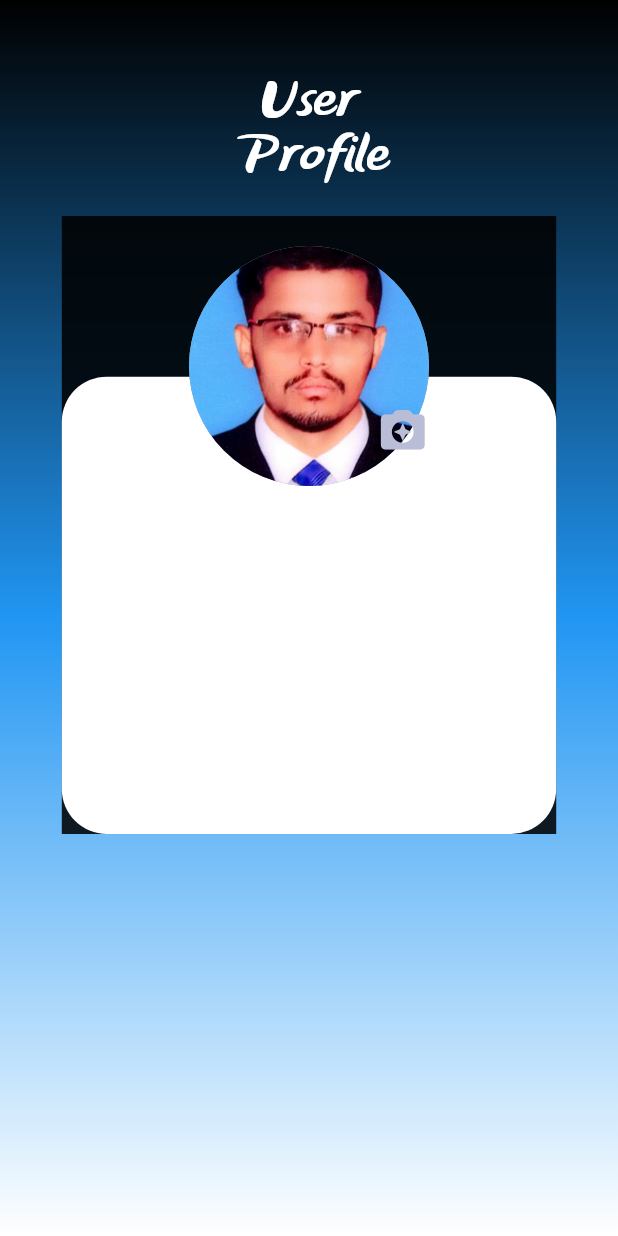
After one commit to bilawalmehmood/Todo-App, a Flutter app: the ProfileScreen screen opened directly, on a phone screen of 412 x 824 dp. The commit adds this screen. Run offline on Flutter 3.47's test engine with Material 2 defaults, Android fonts, the phone set to English and light mode, and no system bars; our stand-ins replace cloud_firestore, firebase_auth, firebase_core, firebase_storage, flutter_svg, get and 3 more; accounts and stored records are empty.

Commit message:
Code Optimized

```diff
--- /dev/null
+++ b/lib/helpers/select_card.dart
@@ -0,0 +1,6 @@
+class Select {
+  String? tid;
+  bool checkValue = false;
+
+  Select({required this.tid, required this.checkValue});
+}
--- a/lib/models/user_model.dart
+++ b/lib/models/user_model.dart
@@ -2,14 +2,21 @@ class UserModel {
   late String uid;
   late String name;
   late String email;
+  late String? profileImage;
 
-  UserModel({required this.uid, required this.email, required this.name});
+  UserModel({
+    required this.uid,
+    required this.email,
+    required this.name,
+    this.profileImage = null,
+  });
 
   static Map<String, dynamic> toMap(UserModel userModel) {
     var data = <String, dynamic>{};
     data['uid'] = userModel.uid;
     data['name'] = userModel.name;
     data['email'] = userModel.email;
+    data['profileImage'] = userModel.profileImage;
     return data;
   }
 
@@ -17,5 +24,6 @@ class UserModel {
     uid = mapData['uid'];
     name = mapData['name'];
     email = mapData['email'];
+    profileImage = mapData['profileImage'];
   }
 }
--- /dev/null
+++ b/lib/service/storage_service.dart
@@ -0,0 +1,24 @@
+import 'dart:io';
+
+import 'package:firebase_storage/firebase_storage.dart';
+
+class StorageService {
+  static final Reference _storageReference = FirebaseStorage.instance.ref();
+
+  static Future<String> uploadProfileImage(File imageFile, String uid) async {
+    await _storageReference
+        .child('profile_images')
+        .child(uid)
+        .putFile(imageFile);
+    String downloadURL =
+        await _storageReference.child('profile_images/$uid').getDownloadURL();
+    return downloadURL;
+  }
+
+  static Future<String> uploadCoverImage(File imageFile, String uid) async {
+    await _storageReference.child('cover_images').child(uid).putFile(imageFile);
+    String downloadURL =
+        await _storageReference.child('cover_images/$uid').getDownloadURL();
+    return downloadURL;
+  }
+}
--- a/lib/service/todo_service.dart
+++ b/lib/service/todo_service.dart
@@ -1,5 +1,4 @@
 import 'package:cloud_firestore/cloud_firestore.dart';
-import 'package:get/get.dart';
 import 'package:todoapp/models/todo_model.dart';
 import 'package:todoapp/res/constants.dart';
 
@@ -31,9 +30,7 @@ class TodoService {
 
   // this mehtod will be delete the all data into firestore in the collection documents
   static Future<void> deleteTodoDetails(String tid) async {
-    await Constants.todoCollection.doc(tid).delete().then((value) {
-      Get.back();
-    });
+    await Constants.todoCollection.doc(tid).delete().then((value) {});
   }
 
   // Stream builder to collect datat into snapshot
--- a/lib/service/user_service.dart
+++ b/lib/service/user_service.dart
@@ -16,4 +16,10 @@ class UserService {
         UserModel.fromMap(documentSnapshot.data() as Map<String, dynamic>);
     return userModel;
   }
+
+  static Future<void> updateProfileImage(String uid, String downloadURL) async {
+    await Constants.userCollection
+        .doc(uid)
+        .update({'profileImage': downloadURL});
+  }
 }
--- /dev/null
+++ b/lib/setting/components/profile_layout.dart
@@ -0,0 +1,85 @@
+import 'package:flutter/material.dart';
+import 'package:get/get.dart';
+
+class ProfileLayout extends StatelessWidget {
+  final VoidCallback? onTap;
+  final String userName;
+  final String imagePath;
+
+  const ProfileLayout(
+      {Key? key,
+      required this.userName,
+      required this.imagePath,
+      required this.onTap})
+      : super(key: key);
+
+  @override
+  Widget build(BuildContext context) {
+    return Container(
+      height: Get.height * 0.5,
+      width: Get.width * 0.8,
+      color: Colors.black87,
+      child: LayoutBuilder(
+        builder: (context, constraints) {
+          double innerHight = constraints.maxHeight;
+          double innerWidth = constraints.maxWidth;
+          return Stack(
+            fit: StackFit.expand,
+            children: [
+              Positioned(
+                left: 0,
+                right: 0,
+                bottom: 0,
+                child: Container(
+                  height: innerHight * 0.74,
+                  decoration: BoxDecoration(
+                    color: Colors.white,
+                    borderRadius: BorderRadius.circular(30),
+                  ),
+                ),
+              ),
+              Padding(
+                padding: const EdgeInsets.symmetric(vertical: 20),
+                child: Column(
+                  children: [
+                    Stack(
+                      children: [
+                        CircleAvatar(
+                          radius: 80,
+                          backgroundColor: Colors.grey,
+                          backgroundImage: AssetImage(imagePath),
+                        ),
+                        Positioned(
+                          bottom: 20,
+                          right: 0,
+                          child: InkWell(
+                            onTap: onTap,
+                            child: const Icon(
+                              Icons.camera_enhance_rounded,
+                              size: 35,
+                              color: Color.fromARGB(255, 185, 189, 214),
+                            ),
+                          ),
+                        )
+                      ],
+                    ),
+                    const SizedBox(height: 20),
+                    Text(
+                      userName,
+                      textAlign: TextAlign.center,
+                      style: const TextStyle(
+                          color: Colors.black,
+                          fontSize: 30,
+                          fontWeight: FontWeight.bold,
+                          fontFamily: 'NiseBuschGardens'),
+                    ),
+                  ],
+                ),
+              ),
+            ],
+          );
+        },
+      ),
+    );
+  }
+}
--- /dev/null
+++ b/lib/setting/profile_screen.dart
@@ -0,0 +1,75 @@
+import 'dart:io';
+
+import 'package:flutter/material.dart';
+import 'package:get/get.dart';
+import 'package:image_picker/image_picker.dart';
+import 'package:todoapp/controllers/main_controller.dart';
+import 'package:todoapp/res/images.dart';
+import 'package:todoapp/setting/components/profile_layout.dart';
+import 'package:todoapp/setting/controllers/profile_controller.dart';
+
+class ProfileScreen extends GetView<ProfileController> {
+  static final ImagePicker _picker = ImagePicker();
+  static XFile? image;
+  const ProfileScreen({Key? key}) : super(key: key);
+
+  @override
+  Widget build(BuildContext context) {
+    Get.put(ProfileController());
+    MainController mainController = Get.put(MainController());
+    return Stack(
+      fit: StackFit.expand,
+      children: [
+        Container(
+          decoration: const BoxDecoration(
+            gradient: LinearGradient(
+              colors: [
+                Colors.white,
+                Colors.blue,
+                Colors.black,
+              ],
+              begin: FractionalOffset.bottomCenter,
+              end: FractionalOffset.topCenter,
+            ),
+          ),
+        ),
+        Scaffold(
+          backgroundColor: Colors.transparent,
+          body: SingleChildScrollView(
+            child: Center(
+              child: Padding(
+                padding:
+                    const EdgeInsets.symmetric(horizontal: 15, vertical: 30),
+                child: Column(
+                  children: [
+                    const SizedBox(height: 20),
+                    const Text(
+                      "User\n Profile",
+                      textAlign: TextAlign.center,
+                      style: TextStyle(
+                          color: Colors.white,
+                          fontSize: 30,
+                          fontFamily: 'NiseBuschGardens'),
+                    ),
+                    // ignore: prefer_const_constructors
+                    SizedBox(height: 20),
+                    ProfileLayout(
+                        userName: mainController.currentUser.value!.name,
+                        onTap: () async {
+                          image = await _picker.pickImage(
+                              source: ImageSource.gallery);
+                          print('=========>');
+                          // FileImage(File(image!.path));
+                          controller.updateProfileImage(File(image!.path));
+                        },
+                        imagePath: Images.bilawal),
+                  ],
+                ),
+              ),
+            ),
+          ),
+        ),
+      ],
+    );
+  }
+}
```
Also changed, not shown: lib/screens/home/components/home_app_bar.dart (+14 -0 lines), lib/screens/home/components/home_card_item.dart (+21 -4 lines), lib/screens/home/controllers/home_controller.dart (+13 -0 lines), lib/screens/home/todo_card_screen.dart (+19 -5 lines), lib/setting/controllers/profile_controller.dart (added, +34 -0 lines), pubspec.yaml (+7 -4 lines), assets/fonts/NiseBuschGardens.ttf (added), pubspec.lock, 1 other file.
